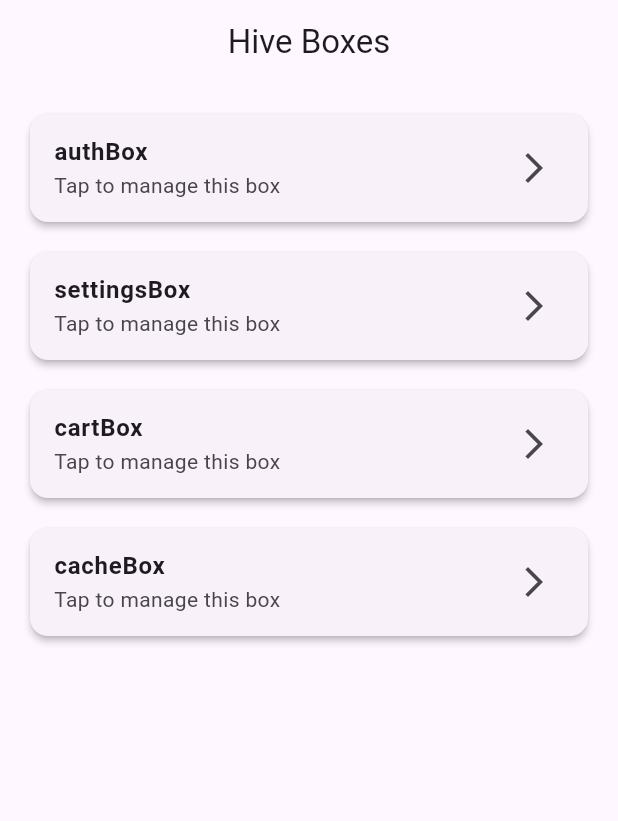
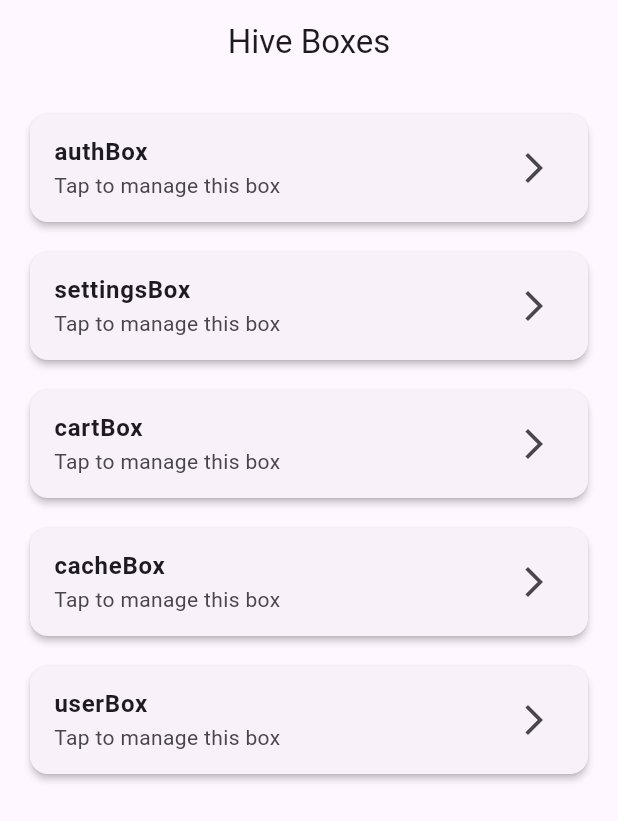
Before and after one commit to Mohammed-coderz/fundev__x, a Flutter app: the screen it shows after launch, on a phone screen of 412 x 824 dp. Shown: the top 821 px of the screen. Run offline on Flutter 3.47's test engine with Material 3 defaults, Android fonts, the light colour scheme and no system bars; our stand-ins replace hive_flutter; accounts and stored records are empty.

Commit message:
add userBox to Hive local storage and update HiveHelper documentation
- Define `userBox` constant in `HiveBoxes` and initialize it in `HiveHelper.initHive()`.
- Add `userBox` to the list of boxes handled in `BoxesScreen`.
- Add documentation comments to `containsKey`, `getKeys`, `getValueByKey`, and `listenToBox` methods in `HiveHelper`.

```diff
--- a/lib/core/utils/local_storage/hive/const/hive_boxes.dart
+++ b/lib/core/utils/local_storage/hive/const/hive_boxes.dart
@@ -6,4 +6,5 @@ class HiveBoxes {
   static const String settingsBox = 'settingsBox';
   static const String cartBox = 'cartBox';
   static const String cacheBox = 'cacheBox';
+  static const String userBox = 'userBox';
 }
--- a/lib/core/utils/local_storage/hive/hive_helper.dart
+++ b/lib/core/utils/local_storage/hive/hive_helper.dart
@@ -11,6 +11,7 @@ class HiveHelper {
     await Hive.openBox(HiveBoxes.settingsBox);
     await Hive.openBox(HiveBoxes.cartBox);
     await Hive.openBox(HiveBoxes.cacheBox);
+    await Hive.openBox(HiveBoxes.userBox);
   }
 
   static Box _getBox(String boxName) {
@@ -48,27 +49,27 @@ class HiveHelper {
   }) async {
     await _getBox(boxName).clear();
   }
-
+  /// check if the key available or not
   static bool containsKey({
     required String boxName,
     required String key,
   }) {
     return _getBox(boxName).containsKey(key);
   }
-
+  /// get all keys from the box
   static List getKeys({
     required String boxName,
   }) {
     return _getBox(boxName).keys.toList();
   }
-
+  /// get item value by key and box name
   static dynamic getValueByKey({
     required String boxName,
     required dynamic key,
   }) {
     return _getBox(boxName).get(key);
   }
-
+  /// listener
   static ValueListenable<Box> listenToBox({
     required String boxName,
   }) {
--- a/lib/feature/boxes_screen/view/boxes_screen.dart
+++ b/lib/feature/boxes_screen/view/boxes_screen.dart
@@ -13,6 +13,7 @@ class BoxesScreen extends StatelessWidget {
       HiveBoxes.settingsBox,
       HiveBoxes.cartBox,
       HiveBoxes.cacheBox,
+      HiveBoxes.userBox,
     ];
 
     return Scaffold(
```
